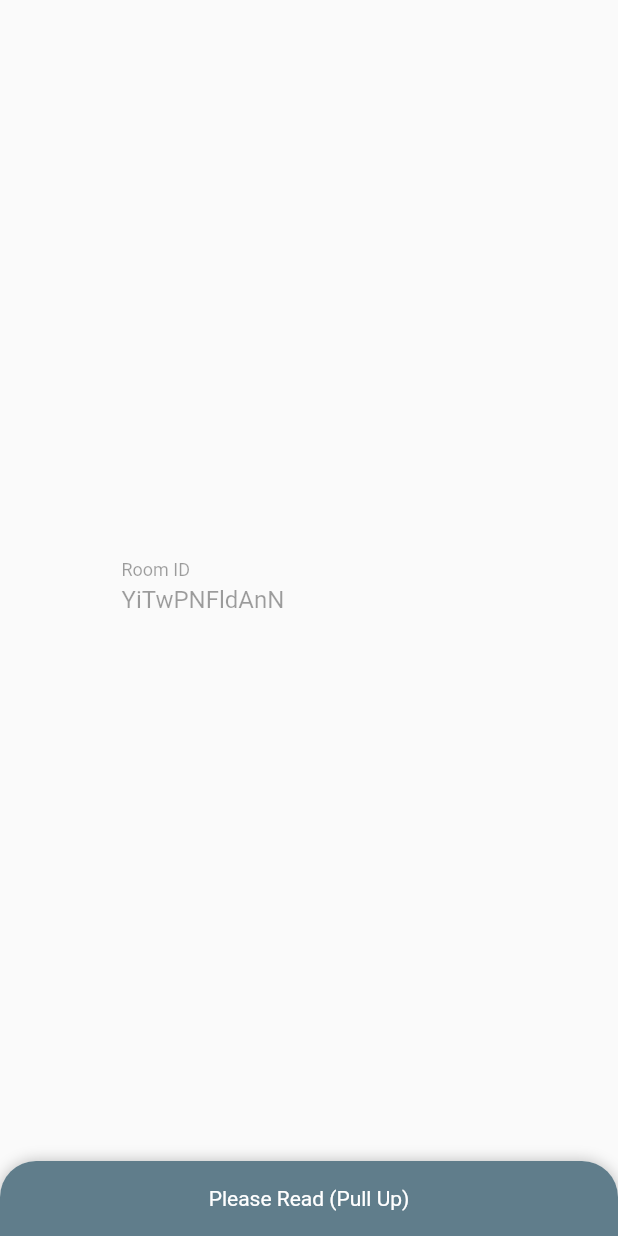
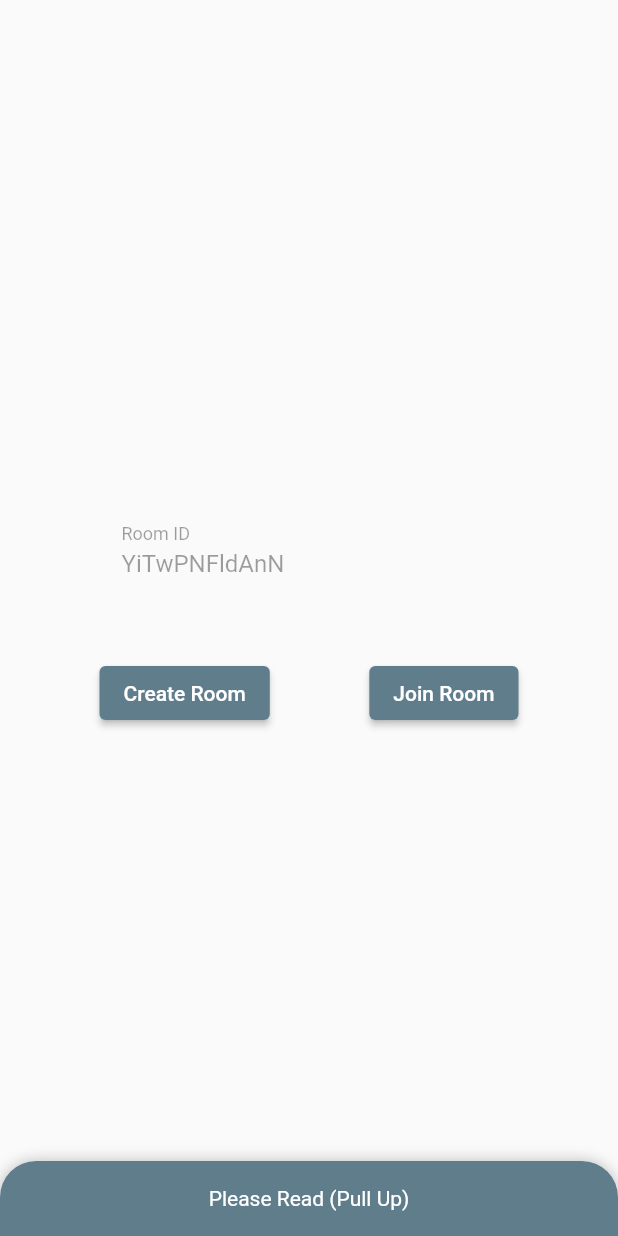
Before and after one commit to rusudinu/secure-messaging-frontend, a Flutter app: the screen it shows after launch, on a phone screen of 412 x 824 dp. Run offline on Flutter 3.47's test engine with Material 2 defaults, Android fonts, the phone set to English and light mode, and no system bars; drawn by our look-alikes of sliding_up_panel; missing offline and left inert: stomp_dart_client.

Commit message:
added create room and join room buttons in the create room screen

```diff
--- a/lib/view/CreateRoom.dart
+++ b/lib/view/CreateRoom.dart
@@ -21,6 +21,8 @@ class _CreateRoomState extends State<CreateRoom> {
     _roomIDController.text = GenerateRoomID.generateRoomID(12);
   }
 
+  _createRoom() {}
+
   @override
   Widget build(BuildContext context) {
     return Scaffold(
@@ -35,7 +37,11 @@ class _CreateRoomState extends State<CreateRoom> {
                   children: <Widget>[
                     // This makes the blue container full width.
                     Expanded(
-                      child: Container(
+                      child: Column(
+                        mainAxisAlignment: MainAxisAlignment.center,
+                        crossAxisAlignment: CrossAxisAlignment.center,
+                        children: [
+                          Container(
                             height: 100.0,
                             child: Center(
                               child: Container(
@@ -58,6 +64,30 @@ class _CreateRoomState extends State<CreateRoom> {
                                 ),
                               ),
                             ),
+                          ),
+                          Row(
+                            mainAxisAlignment: MainAxisAlignment.spaceEvenly,
+                            crossAxisAlignment: CrossAxisAlignment.center,
+                            children: [
+                              ElevatedButton(
+                                child: Text("Create Room"),
+                                onPressed: _createRoom,
+                                style: ElevatedButton.styleFrom(
+                                  primary: Colors.blueGrey, // background
+                                  onPrimary: Colors.white, // foreground
+                                ),
+                              ),
+                              ElevatedButton(
+                                child: Text("Join Room"),
+                                onPressed: _createRoom,
+                                style: ElevatedButton.styleFrom(
+                                  primary: Colors.blueGrey, // background
+                                  onPrimary: Colors.white, // foreground
+                                ),
+                              ),
+                            ],
+                          ),
+                        ],
                       ),
                     ),
                   ],
@@ -86,7 +116,7 @@ class _CreateRoomState extends State<CreateRoom> {
               child: Padding(
                 padding: EdgeInsets.fromLTRB(10, 0, 10, 0),
                 child: Text(
-                    "Please be careful how you handle the room code. If someone else gets access to the room code, while you are still talking in the room, they will be able to see what you type. You will be able to see the number of connected persons, shown as a number in the top right corner. For example: if there are two connected persons in the room, you will see a \"2\" in the top right corner of the app. If there are more persons connected, compared to the expected number (number of persons you invited), then your room was compromised.\n\nWhy is this app better compared to other messaging apps?\nThis chat app works on a different principle compared to the others. The messages are never stored, neither on the server, neither on your phone. Messages are sent as a broadcast trough an encrypted tunnel, to all the meeting participants. Similar to an encrypted radio signal."),
+                    "Please be careful how you handle the room code. If someone else gets access to the room code, while you are still talking in the room, they will be able to see what you type. You will be able to see the number of connected persons, shown as a number in the top right corner. For example: if there are two connected persons in the room, you will see a \"2\" in the top right corner of the app. If there are more persons connected, compared to the expected number (number of persons you invited), then your room was compromised. Please note that: this number will never be decremented, for security reasons, such that nobody will be able to join, and then stay connected while decrementing the number of active connections.\n\nWhy is this app better compared to other messaging apps?\nThis chat app works on a different principle compared to the others. The messages are never stored, neither on the server, neither on your phone. Messages are sent as a broadcast trough an encrypted tunnel, to all the meeting participants. Similar to an encrypted radio signal. Hence, when you disconnect from the broadcast, you won't have any message history, nor will you be able to receive new messages until you reconnect.\n\nIf you want to join an existing room, you will be redirected to a new screen, where you will enter the room ID."),
               ),
             ),
             borderRadius: BorderRadius.only(
```
Lines whose indentation alone changed are shown as unchanged.
